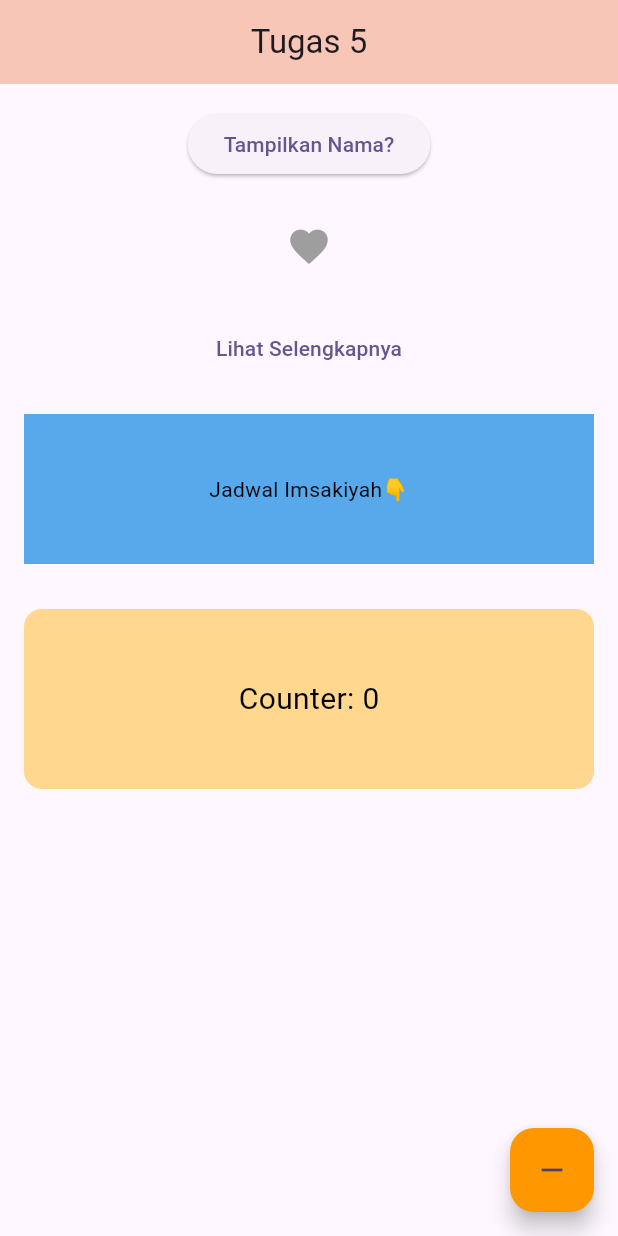
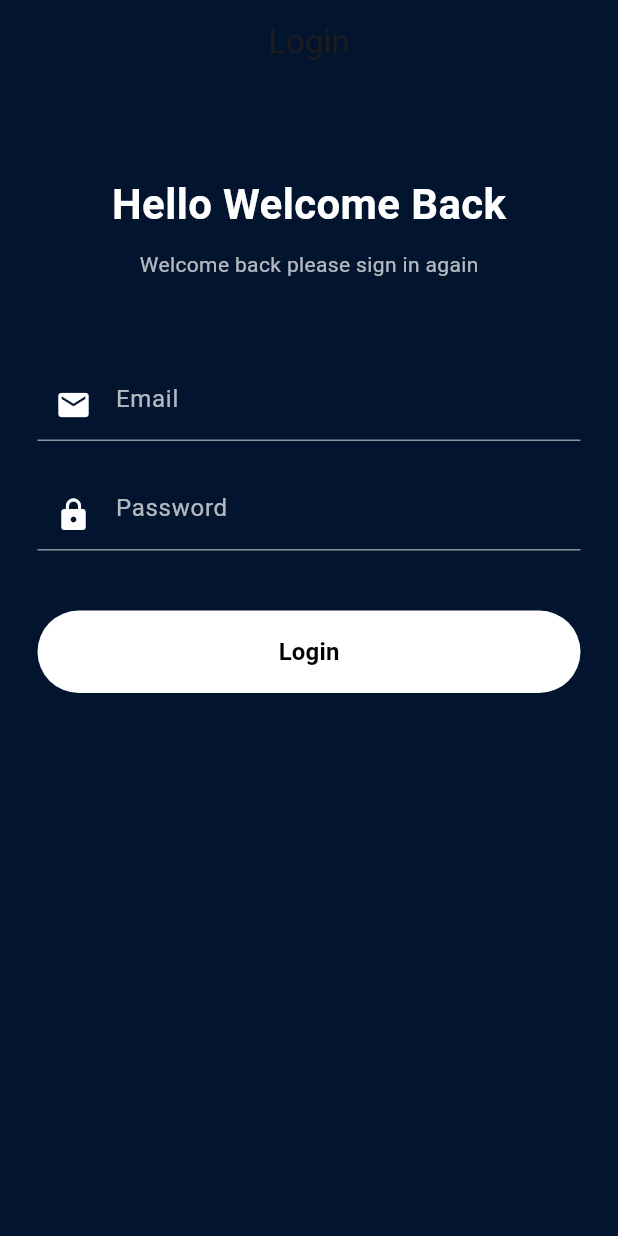
Before and after one commit to nblksy/belajar_flutter, a Flutter app: the screen it shows after launch, on a phone screen of 412 x 824 dp. Run offline on Flutter 3.47's test engine with Material 3 defaults, Android fonts, the phone set to English and light mode, and no system bars.

Commit message:
tugas6flutter

```diff
--- a/lib/main.dart
+++ b/lib/main.dart
@@ -3,6 +3,7 @@
 // import 'package:belajar_flutter/tugas_3/tugas_3.dart';
 // import 'package:belajar_flutter/tugas_4/tugas_4.dart';
 import 'package:belajar_flutter/tugas_5/tugas_5.dart';
+import 'package:belajar_flutter/tugas_6/tugas_6.dart';
 import 'package:flutter/material.dart';
 
 void main() {
@@ -35,7 +36,7 @@ class MyApp extends StatelessWidget {
         // tested with just a hot reload.
         colorScheme: .fromSeed(seedColor: Colors.deepPurple),
       ),
-      home: Tugas5Flutter(),
+      home: Tugas6Flutter(),
     );
   }
 }
--- /dev/null
+++ b/lib/tugas_6/home_produk.dart
@@ -0,0 +1,43 @@
+import 'package:flutter/material.dart';
+
+class HomeProduk extends StatelessWidget {
+  const HomeProduk({super.key});
+
+  @override
+  Widget build(BuildContext context) {
+    return Scaffold(
+      appBar: AppBar(
+        title: const Text("Nafie Shop"),
+        backgroundColor: const Color(0xffFF7A00),
+        centerTitle: true,
+        actions: const [
+          Padding(
+            padding: EdgeInsets.only(right: 16),
+            child: Icon(Icons.shopping_cart),
+          ),
+        ],
+      ),
+      body: SingleChildScrollView(
+        child: Column(
+          crossAxisAlignment: CrossAxisAlignment.start,
+          children: [
+            // 🔹 Banner
+            Container(
+              margin: const EdgeInsets.all(16),
+              height: 160,
+              decoration: BoxDecoration(
+                borderRadius: BorderRadius.circular(15),
+                image: const DecorationImage(
+                  image: NetworkImage(
+                    "https://images.unsplash.com/photo-1503023345310-bd7c1de61c7d",
+                  ),
+                  fit: BoxFit.cover,
+                ),
+              ),
+            ),
+          ],
+        ),
+      ),
+    );
+  }
+}
--- /dev/null
+++ b/lib/tugas_6/tugas_6.dart
@@ -0,0 +1,119 @@
+import 'package:belajar_flutter/tugas_6/home_produk.dart';
+import 'package:flutter/material.dart';
+
+class Tugas6Flutter extends StatelessWidget {
+  const Tugas6Flutter({super.key});
+
+  @override
+  Widget build(BuildContext context) {
+    const primaryColor = Color(0xFF02142E);
+
+    return Scaffold(
+      backgroundColor: primaryColor,
+      appBar: AppBar(
+        backgroundColor: primaryColor,
+        elevation: 0,
+        centerTitle: true,
+        title: const Text("Login"),
+      ),
+      body: SafeArea(
+        child: SingleChildScrollView(
+          padding: const EdgeInsets.symmetric(horizontal: 25),
+          child: Column(
+            crossAxisAlignment: CrossAxisAlignment.center,
+            children: [
+              const SizedBox(height: 60),
+
+              // Title
+              const Text(
+                "Hello Welcome Back",
+                style: TextStyle(
+                  color: Colors.white,
+                  fontSize: 28,
+                  fontWeight: FontWeight.bold,
+                ),
+              ),
+
+              const SizedBox(height: 10),
+
+              const Text(
+                "Welcome back please sign in again",
+                style: TextStyle(color: Colors.white70, fontSize: 14),
+              ),
+
+              const SizedBox(height: 60),
+
+              // Email Field
+              const TextField(
+                style: TextStyle(color: Colors.white),
+                decoration: InputDecoration(
+                  prefixIcon: Icon(Icons.email, color: Colors.white),
+                  hintText: "Email",
+                  hintStyle: TextStyle(color: Colors.white70),
+                  enabledBorder: UnderlineInputBorder(
+                    borderSide: BorderSide(color: Colors.white54),
+                  ),
+                  focusedBorder: UnderlineInputBorder(
+                    borderSide: BorderSide(color: Colors.white),
+                  ),
+                ),
+              ),
+
+              const SizedBox(height: 25),
+
+              // Password Field
+              const TextField(
+                obscureText: true,
+                style: TextStyle(color: Colors.white),
+                decoration: InputDecoration(
+                  prefixIcon: Icon(Icons.lock, color: Colors.white),
+                  hintText: "Password",
+                  hintStyle: TextStyle(color: Colors.white70),
+                  enabledBorder: UnderlineInputBorder(
+                    borderSide: BorderSide(color: Colors.white54),
+                  ),
+                  focusedBorder: UnderlineInputBorder(
+                    borderSide: BorderSide(color: Colors.white),
+                  ),
+                ),
+              ),
+
+              const SizedBox(height: 40),
+
+              // Login Button
+              SizedBox(
+                width: double.infinity,
+                height: 55,
+                child: ElevatedButton(
+                  style: ElevatedButton.styleFrom(
+                    backgroundColor: Colors.white,
+                    elevation: 0,
+                    shape: RoundedRectangleBorder(
+                      borderRadius: BorderRadius.circular(30),
+                    ),
+                  ),
+                  onPressed: () {
+                    Navigator.pushReplacement(
+                      context,
+                      MaterialPageRoute(builder: (_) => const HomeProduk()),
+                    );
+                  },
+                  child: const Text(
+                    "Login",
+                    style: TextStyle(
+                      color: Colors.black,
+                      fontSize: 16,
+                      fontWeight: FontWeight.bold,
+                    ),
+                  ),
+                ),
+              ),
+
+              const SizedBox(height: 20),
+            ],
+          ),
+        ),
+      ),
+    );
+  }
+}
```
